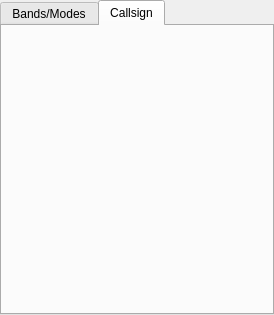
This is mqt/MqtBase/clusterclientfiltertab.ui in Rsclub22/Minos2-Mirror as Qt 5 draws it before an edit. The edited form follows.
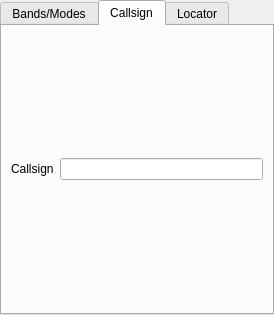
This is the edited form. The open tabs and pages were chosen to show the change.

Commit message: add proxy filters to clusterframe for callsign and locator

The edit to the form file:
```diff
--- a/mqt/MqtBase/clusterclientfiltertab.ui
+++ b/mqt/MqtBase/clusterclientfiltertab.ui
@@ -236,6 +236,43 @@
    <attribute name="title">
     <string>Callsign</string>
    </attribute>
+   <layout class="QVBoxLayout" name="verticalLayout_7">
+    <item>
+     <layout class="QHBoxLayout" name="horizontalLayout">
+      <item>
+       <widget class="QLabel" name="label">
+        <property name="text">
+         <string>Callsign</string>
+        </property>
+       </widget>
+      </item>
+      <item>
+       <widget class="QLineEdit" name="lineEdit"/>
+      </item>
+     </layout>
+    </item>
+   </layout>
+  </widget>
+  <widget class="QWidget" name="locatorFilter">
+   <attribute name="title">
+    <string>Locator</string>
+   </attribute>
+   <layout class="QVBoxLayout" name="verticalLayout_6">
+    <item>
+     <layout class="QHBoxLayout" name="horizontalLayout_4">
+      <item>
+       <widget class="QLabel" name="label_2">
+        <property name="text">
+         <string>Locator</string>
+        </property>
+       </widget>
+      </item>
+      <item>
+       <widget class="QLineEdit" name="lineEdit_2"/>
+      </item>
+     </layout>
+    </item>
+   </layout>
   </widget>
  </widget>
  <resources/>
```
Left out of the diff: 2 changed lines with no effect on the pictures. The commit also changes 6 other files.
